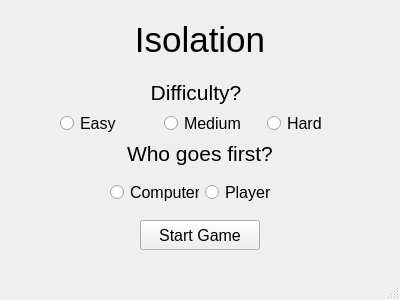
Qt form gui/ui/mainwindow.ui (clovenski/isolation-game) before a commit.
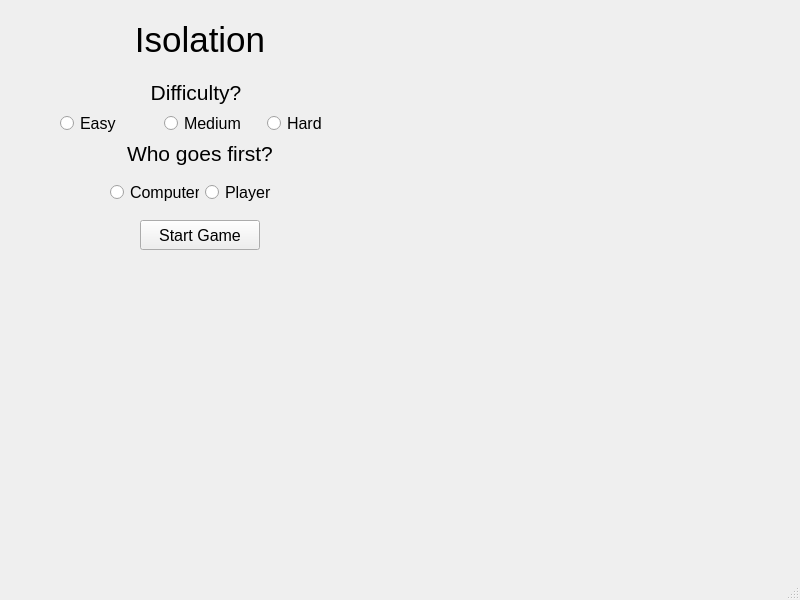
The same form after that commit.

Commit message: Changed size of ui forms.

The edit to the form file:
```diff
--- a/gui/ui/mainwindow.ui
+++ b/gui/ui/mainwindow.ui
@@ -6,8 +6,8 @@
    <rect>
     <x>0</x>
     <y>0</y>
-    <width>400</width>
-    <height>300</height>
+    <width>800</width>
+    <height>600</height>
    </rect>
   </property>
   <property name="windowTitle">
```
Left out of the diff: 2 changed lines with no effect on the pictures. The commit also changes 2 other files.
